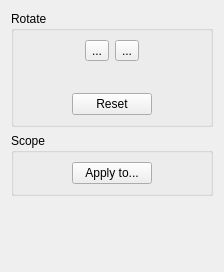
Above: src/core/filters/fix_orientation/ui/OrientationOptionsWidget.ui from trufanov-nok/scantailor-universal before the change. Below: the same form after it.
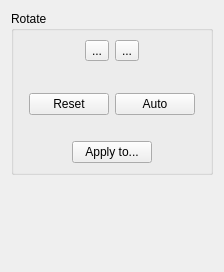
That is the form after the change. Icons and pictures are not drawn.

Commit message: Find the scan rotation automatically in Fix Orientation

What changed in the file:
```diff
--- a/src/core/filters/fix_orientation/ui/OrientationOptionsWidget.ui
+++ b/src/core/filters/fix_orientation/ui/OrientationOptionsWidget.ui
@@ -146,6 +146,16 @@
           </property>
          </widget>
         </item>
+        <item>
+         <widget class="QPushButton" name="autoBtn">
+          <property name="toolTip">
+           <string>Find the rotation from the text of this scan. Apply to... then gives the automatic rotation to other scans, and the Fix Orientation stage finds their rotation.</string>
+          </property>
+          <property name="text">
+           <string>Auto</string>
+          </property>
+         </widget>
+        </item>
         <item>
          <spacer>
           <property name="orientation">
@@ -161,15 +171,19 @@
         </item>
        </layout>
       </item>
-     </layout>
-    </widget>
-   </item>
-   <item>
-    <widget class="QGroupBox" name="scopeBox">
-     <property name="title">
-      <string>Scope</string>
-     </property>
-     <layout class="QVBoxLayout">
+      <item>
+       <widget class="QLabel" name="autoResultLabel">
+        <property name="text">
+         <string notr="true"/>
+        </property>
+        <property name="alignment">
+         <set>Qt::AlignCenter</set>
+        </property>
+        <property name="wordWrap">
+         <bool>true</bool>
+        </property>
+       </widget>
+      </item>
       <item>
        <layout class="QHBoxLayout">
         <item>
```
The commit also changes 17 other files.
